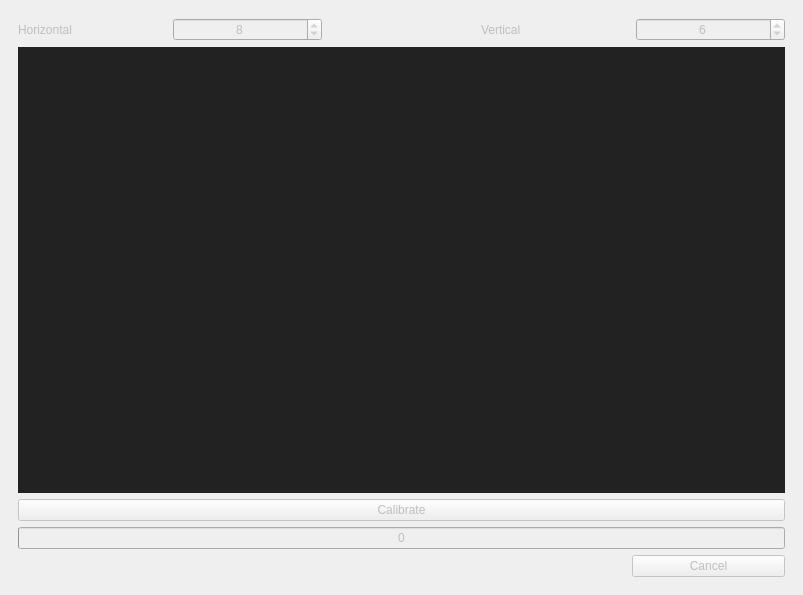
Before: the Qt Designer form src/aiBoardGame/view/ui/xiangqiWindow.ui in Menta25/AI-boardgame, drawn with Qt 5.
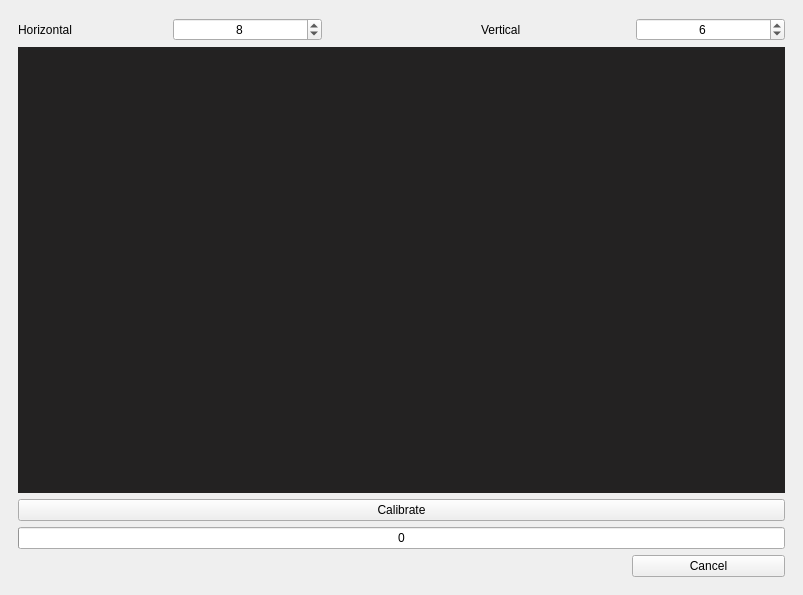
After: the same form once the commit is applied. The open tabs and pages were chosen to show the change.

Commit message: Refactor: Finish calibration widget

The edit to the form file:
```diff
--- a/src/aiBoardGame/view/ui/xiangqiWindow.ui
+++ b/src/aiBoardGame/view/ui/xiangqiWindow.ui
@@ -183,7 +183,7 @@
       </widget>
       <widget class="QWidget" name="calibrationPage">
        <property name="enabled">
-        <bool>false</bool>
+        <bool>true</bool>
        </property>
        <layout class="QGridLayout" name="gridLayout_4">
         <item row="0" column="0">
@@ -288,7 +288,7 @@
           <item>
            <widget class="QPushButton" name="calibrateButton">
             <property name="enabled">
-             <bool>false</bool>
+             <bool>true</bool>
             </property>
             <property name="text">
              <string>Calibrate</string>
```
Left out of the diff: 2 changed lines with no effect on the pictures. The commit also changes 2 other files.
